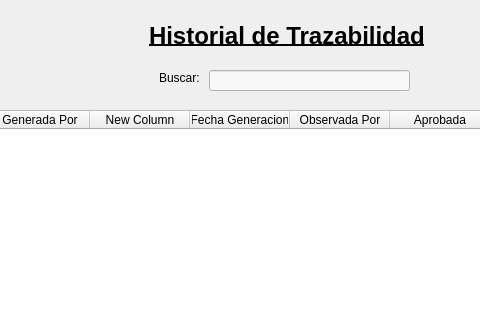
The window that historial_trazabilidad.ui (AyeQuinteros15/DemoPracticas) describes before a commit, drawn with Qt 5; both pictures show x 141 to 621 and y 0 to 320 of the 1231 by 651 pixel window.
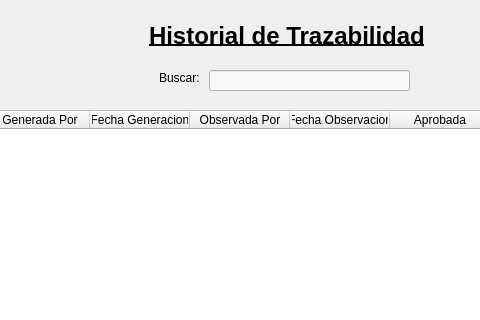
The same window after the commit. Icons and pictures are not drawn.

What changed in the file:
```diff
--- a/historial_trazabilidad.ui
+++ b/historial_trazabilidad.ui
@@ -142,11 +142,6 @@
       <string>Generada Por</string>
      </property>
     </column>
-    <column>
-     <property name="text">
-      <string>New Column</string>
-     </property>
-    </column>
     <column>
      <property name="text">
       <string>Fecha Generacion</string>
@@ -157,6 +152,11 @@
       <string>Observada Por</string>
      </property>
     </column>
+    <column>
+     <property name="text">
+      <string>Fecha Observacion</string>
+     </property>
+    </column>
     <column>
      <property name="text">
       <string>Aprobada</string>
```
Left out of the diff: 2 changed lines with no effect on the pictures.
